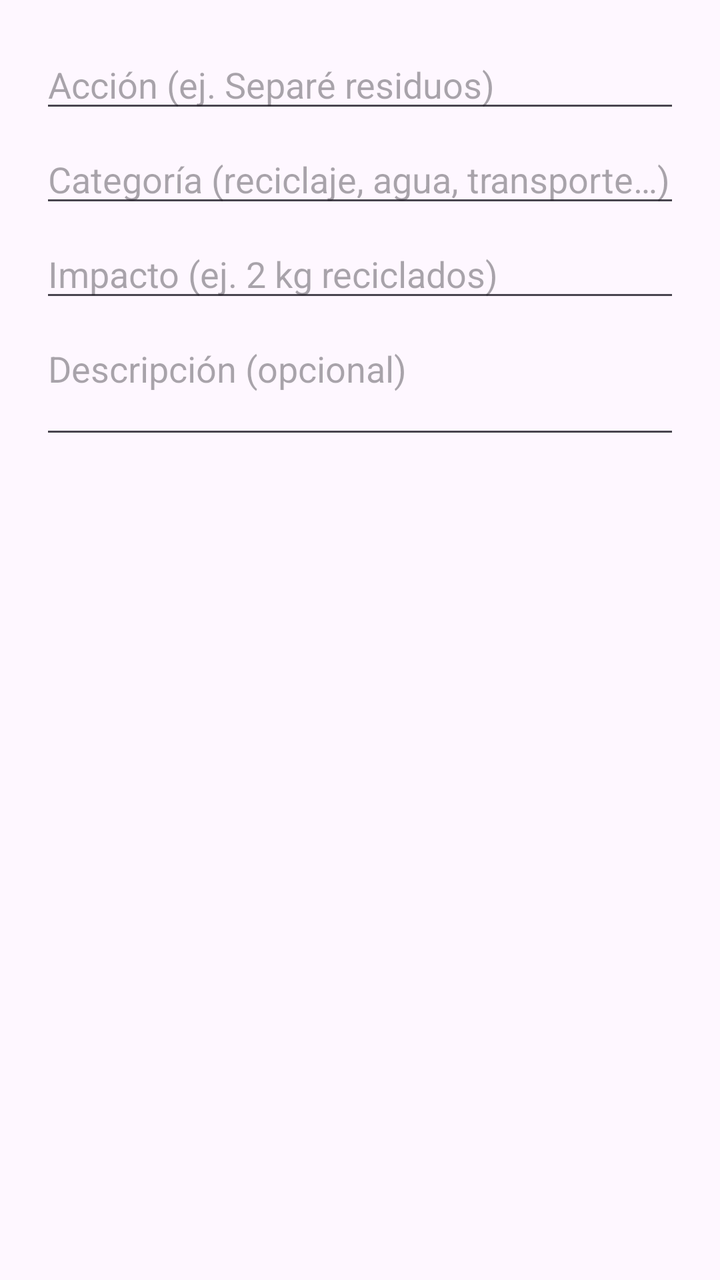
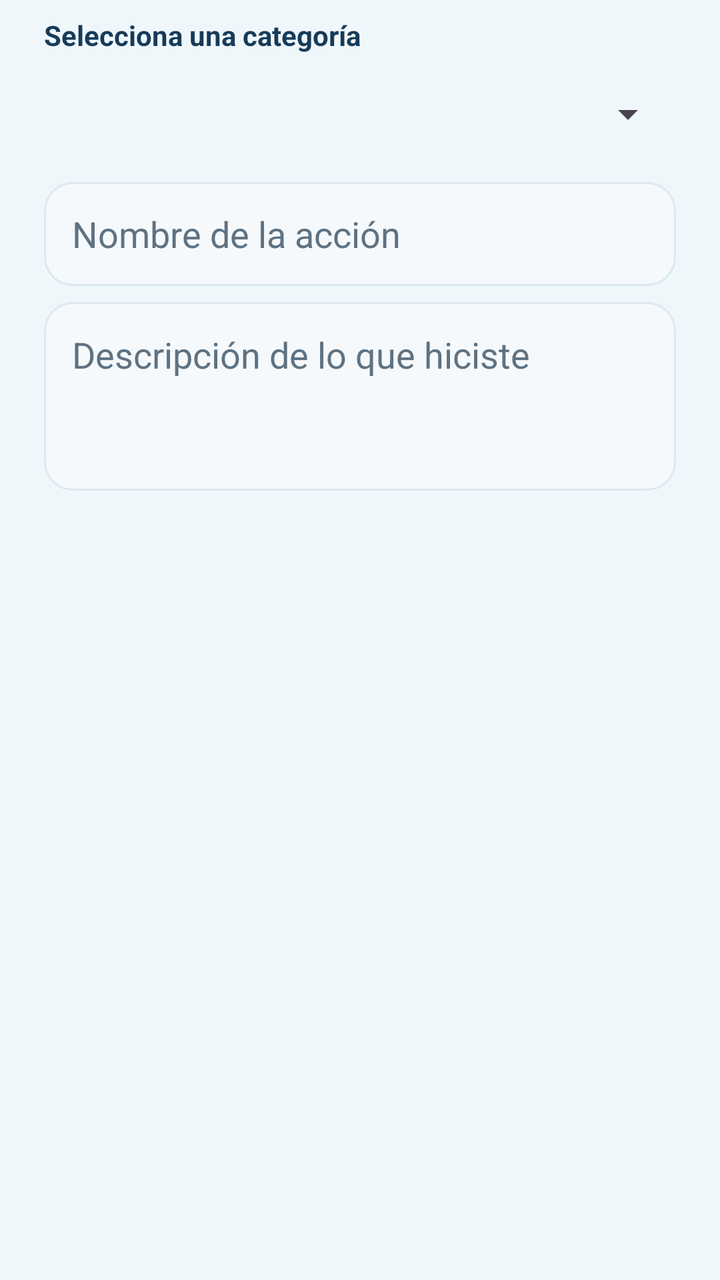

An Android layout rendered at two revisions. The XML below is the earlier revision; the diff shows what the commit changed to produce the second picture.
<!-- AndroidManifest.xml: application theme Theme.EcoRuta -->
<!-- res/layout/dialog_registrar_eco.xml -->
<?xml version="1.0" encoding="utf-8"?>
<LinearLayout xmlns:android="http://schemas.android.com/apk/res/android"
    android:layout_width="match_parent"
    android:layout_height="wrap_content"
    android:orientation="vertical"
    android:padding="20dp">
    <EditText android:id="@+id/inputAccion" android:layout_width="match_parent" android:layout_height="wrap_content" android:hint="@string/hint_accion" android:inputType="textCapSentences" />
    <EditText android:id="@+id/inputCategoria" android:layout_width="match_parent" android:layout_height="wrap_content" android:layout_marginTop="6dp" android:hint="@string/hint_categoria" android:inputType="textCapSentences" />
    <EditText android:id="@+id/inputImpacto" android:layout_width="match_parent" android:layout_height="wrap_content" android:layout_marginTop="6dp" android:hint="@string/hint_impacto" android:inputType="textCapSentences" />
    <EditText android:id="@+id/inputDescripcion" android:layout_width="match_parent" android:layout_height="wrap_content" android:layout_marginTop="6dp" android:gravity="top" android:hint="@string/hint_descripcion" android:inputType="textCapSentences|textMultiLine" android:minLines="2" />
</LinearLayout>
<!-- resources referenced by this layout -->
<resources>
  <string name="hint_accion">Acción (ej. Separé residuos)</string>
  <string name="hint_categoria">Categoría (reciclaje, agua, transporte…)</string>
  <string name="hint_descripcion">Descripción (opcional)</string>
  <string name="hint_impacto">Impacto (ej. 2 kg reciclados)</string>
  <style name="Theme.EcoRuta" parent="Base.Theme.EcoRuta" />
  <style name="Base.Theme.EcoRuta" parent="Theme.Material3.DayNight.NoActionBar">
          
          
      </style>
</resources>

<!-- the commit's change to res/layout/dialog_registrar_eco.xml (unified diff, before → after) -->
@@ -3,9 +3,13 @@
     android:layout_width="match_parent"
     android:layout_height="wrap_content"
     android:orientation="vertical"
-    android:padding="20dp">
-    <EditText android:id="@+id/inputAccion" android:layout_width="match_parent" android:layout_height="wrap_content" android:hint="@string/hint_accion" android:inputType="textCapSentences" />
-    <EditText android:id="@+id/inputCategoria" android:layout_width="match_parent" android:layout_height="wrap_content" android:layout_marginTop="6dp" android:hint="@string/hint_categoria" android:inputType="textCapSentences" />
-    <EditText android:id="@+id/inputImpacto" android:layout_width="match_parent" android:layout_height="wrap_content" android:layout_marginTop="6dp" android:hint="@string/hint_impacto" android:inputType="textCapSentences" />
-    <EditText android:id="@+id/inputDescripcion" android:layout_width="match_parent" android:layout_height="wrap_content" android:layout_marginTop="6dp" android:gravity="top" android:hint="@string/hint_descripcion" android:inputType="textCapSentences|textMultiLine" android:minLines="2" />
+    android:paddingStart="22dp"
+    android:paddingTop="8dp"
+    android:paddingEnd="22dp"
+    android:paddingBottom="24dp">
+    <TextView android:layout_width="match_parent" android:layout_height="wrap_content" android:text="@string/selecciona_categoria" android:textColor="@color/eco_navy" android:textSize="14sp" android:textStyle="bold" />
+    <Spinner android:id="@+id/selectorCategoriaAccion" android:layout_width="match_parent" android:layout_height="52dp" android:layout_marginTop="4dp" android:contentDescription="@string/selecciona_categoria" />
+    <EditText android:id="@+id/inputNombreAccion" android:layout_width="match_parent" android:layout_height="52dp" android:layout_marginTop="8dp" android:autofillHints="name" android:background="@drawable/bg_input_field" android:hint="@string/hint_accion_nombre" android:inputType="textCapSentences" android:maxLength="80" android:paddingStart="14dp" android:paddingEnd="14dp" android:textColor="@color/eco_navy" android:textColorHint="@color/eco_muted" />
+    <EditText android:id="@+id/inputDescripcionAccion" android:layout_width="match_parent" android:layout_height="wrap_content" android:layout_marginTop="8dp" android:background="@drawable/bg_input_field" android:gravity="top" android:hint="@string/hint_accion_descripcion" android:importantForAutofill="no" android:inputType="textCapSentences|textMultiLine" android:maxLength="500" android:minLines="3" android:padding="14dp" android:textColor="@color/eco_navy" android:textColorHint="@color/eco_muted" />
+    <TextView android:id="@+id/txtFechaRegistro" android:layout_width="match_parent" android:layout_height="wrap_content" android:layout_marginTop="8dp" android:textColor="@color/eco_muted" android:textSize="12sp" />
 </LinearLayout>
<!-- resource entries referenced after the edit -->
@@ -1,13 +1,32 @@
 <!-- resources referenced by this layout -->
 <resources>
-  <string name="hint_accion">Acción (ej. Separé residuos)</string>
-  <string name="hint_categoria">Categoría (reciclaje, agua, transporte…)</string>
-  <string name="hint_descripcion">Descripción (opcional)</string>
-  <string name="hint_impacto">Impacto (ej. 2 kg reciclados)</string>
+  <color name="eco_muted">#5E7282</color>
+  <color name="eco_navy">#163B59</color>
+  <!-- drawable bg_input_field (drawable) -->
+  <?xml version="1.0" encoding="utf-8"?>
+  <shape xmlns:android="http://schemas.android.com/apk/res/android" android:shape="rectangle">
+      <solid android:color="#F5F9FC" />
+      <corners android:radius="14dp" />
+      <stroke android:width="1dp" android:color="#DCE8F1" />
+  </shape>
+  <string name="hint_accion_descripcion">Descripción de lo que hiciste</string>
+  <string name="hint_accion_nombre">Nombre de la acción</string>
+  <string name="selecciona_categoria">Selecciona una categoría</string>
   <style name="Theme.EcoRuta" parent="Base.Theme.EcoRuta" />
-  <style name="Base.Theme.EcoRuta" parent="Theme.Material3.DayNight.NoActionBar">
-          
-          
+  <style name="Base.Theme.EcoRuta" parent="Theme.Material3.Light.NoActionBar">
+          <item name="colorPrimary">@color/eco_green_dark</item>
+          <item name="colorOnPrimary">@color/white</item>
+          <item name="colorSecondary">@color/eco_green</item>
+          <item name="colorOnSecondary">@color/white</item>
+          <item name="android:colorAccent">@color/eco_green</item>
+          <item name="android:statusBarColor">@color/white</item>
+          <item name="android:windowLightStatusBar">true</item>
+          <item name="android:navigationBarColor">@color/eco_canvas</item>
+          <item name="android:windowBackground">@color/eco_canvas</item>
       </style>
+  <color name="eco_green_dark">#237FAF</color>
+  <color name="white">#FFFFFFFF</color>
+  <color name="eco_green">#48A6D6</color>
+  <color name="eco_canvas">#F0F7FB</color>
 </resources>
 
